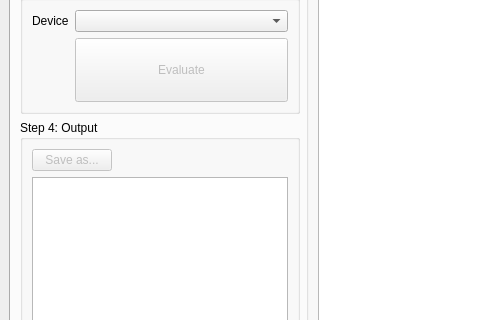
Qt form mainwindow.ui (frankyeh/UNet-Studio) before a commit; both pictures show x 0 to 488 and y 437 to 757 of the 1145 by 878 pixel window.
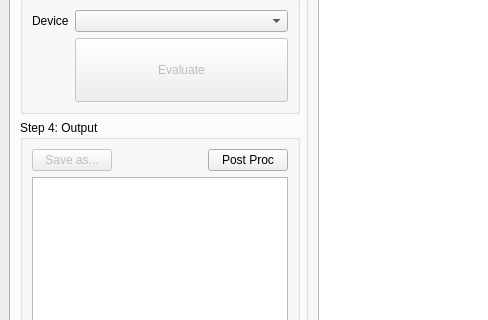
The same form after that commit. Icons and pictures are not drawn.

Commit message: add post-proc

Diff of the .ui file:
```diff
--- a/mainwindow.ui
+++ b/mainwindow.ui
@@ -847,6 +847,13 @@
                  </property>
                 </spacer>
                </item>
+               <item>
+                <widget class="QPushButton" name="post_processing">
+                 <property name="text">
+                  <string>Post Proc</string>
+                 </property>
+                </widget>
+               </item>
               </layout>
              </item>
              <item>
```
The commit also changes 2 other files.
